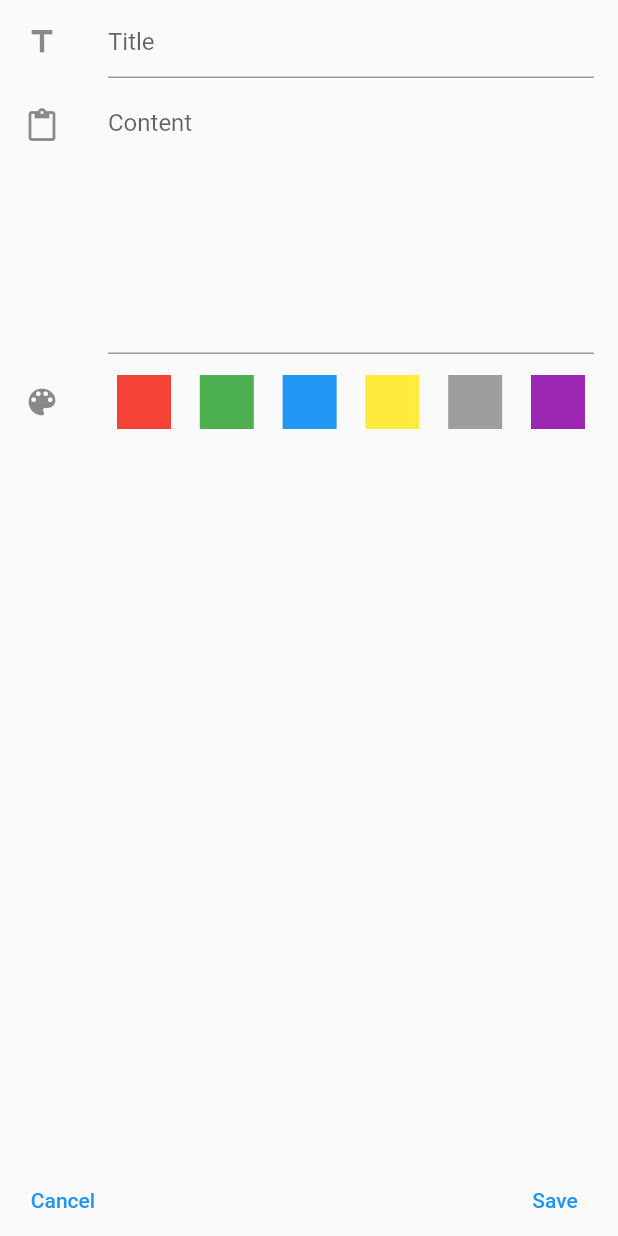
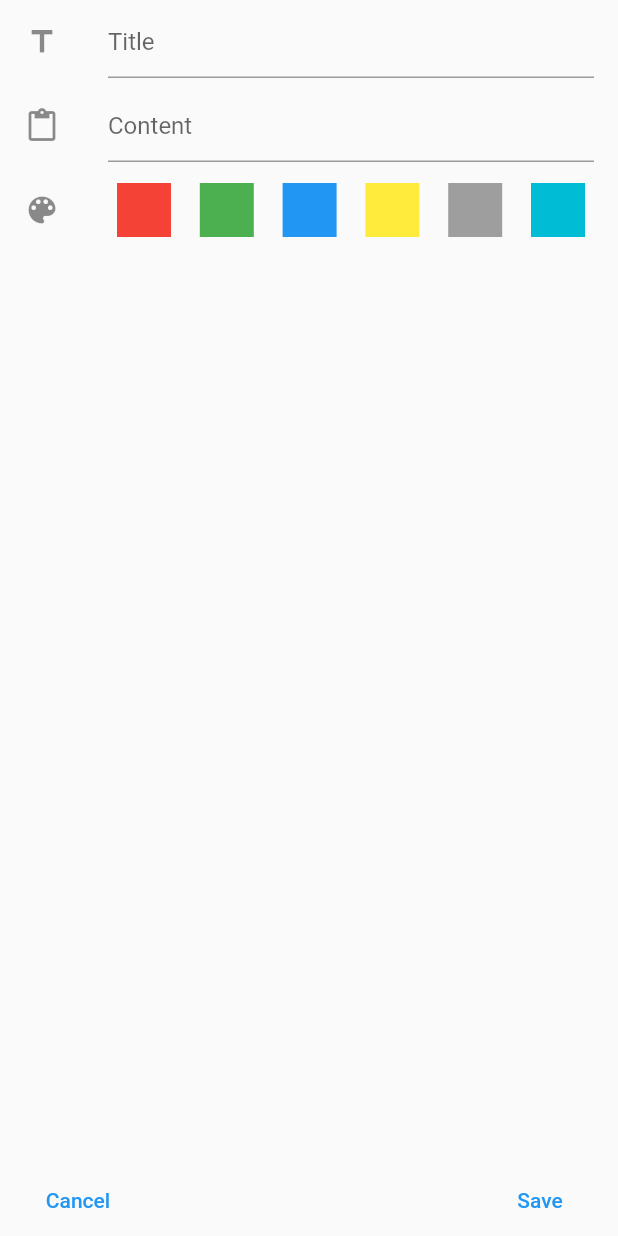
Before and after one commit to Dilog78/Notes, a Flutter app: the NotesEntry screen opened directly, on a phone screen of 412 x 824 dp. Run offline on Flutter 3.47's test engine with Material 2 defaults, Android fonts, the phone set to English and light mode, and no system bars; our stand-ins replace flutter_slidable, sqflite; accounts and stored records are empty.

Commit message:
fix a mistake

```diff
--- a/lib/main.dart
+++ b/lib/main.dart
@@ -16,7 +16,7 @@ void main() {
 }
 
 class NotesBook extends StatelessWidget {
-
+  @override
   Widget build(BuildContext inContext) {
     return MaterialApp(
       home: DefaultTabController(
--- a/lib/notes/NotesEntry.dart
+++ b/lib/notes/NotesEntry.dart
@@ -11,10 +11,7 @@ class NotesEntry extends StatelessWidget {
 
   final GlobalKey<FormState> _formKey = GlobalKey<FormState>();
 
-  /// Constructor.
   NotesEntry() {
-    print("## NotesEntry.constructor");
-
     _titleEditingController.addListener(() {
       notesModel.entityBeingEdited.title = _titleEditingController.text;
     });
@@ -24,8 +21,6 @@ class NotesEntry extends StatelessWidget {
   }
 
   Widget build(BuildContext inContext) {
-    print("## NotesEntry.build()");
-
     if (notesModel.entityBeingEdited != null) {
       _titleEditingController.text = notesModel.entityBeingEdited.title;
       _contentEditingController.text = notesModel.entityBeingEdited.content;
@@ -37,17 +32,17 @@ class NotesEntry extends StatelessWidget {
             (BuildContext inContext, Widget inChild, NotesModel inModel) {
           return Scaffold(
               bottomNavigationBar: Padding(
-                  padding: EdgeInsets.symmetric(vertical: 0, horizontal: 10),
+                  padding: EdgeInsets.symmetric(vertical: 0, horizontal: 20),
                   child: Row(children: [
                     TextButton(
-                        child: Text("Cancel"),
+                        child: Text('Cancel'),
                         onPressed: () {
                           FocusScope.of(inContext).requestFocus(FocusNode());
                           inModel.setStackIndex(0);
                         }),
                     Spacer(),
                     TextButton(
-                        child: Text("Save"),
+                        child: Text('Save'),
                         onPressed: () async {
                           await _save(inContext, notesModel);
                         })
@@ -58,11 +53,11 @@ class NotesEntry extends StatelessWidget {
                     ListTile(
                         leading: Icon(Icons.title),
                         title: TextFormField(
-                            decoration: InputDecoration(hintText: "Title"),
+                            decoration: InputDecoration(hintText: 'Title'),
                             controller: _titleEditingController,
                             validator: (String inValue) {
                               if (inValue.length == 0) {
-                                return "Please enter a title";
+                                return 'Please enter a title';
                               }
                               return null;
                             })),
@@ -70,12 +65,13 @@ class NotesEntry extends StatelessWidget {
                         leading: Icon(Icons.content_paste),
                         title: TextFormField(
                             keyboardType: TextInputType.multiline,
-                            maxLines: 8,
-                            decoration: InputDecoration(hintText: "Content"),
+                            minLines: 1,
+                            maxLines: 10,
+                            decoration: InputDecoration(hintText: 'Content'),
                             controller: _contentEditingController,
                             validator: (String inValue) {
                               if (inValue.length == 0) {
-                                return "Please enter content";
+                                _contentEditingController.text = '';
                               }
                               return null;
                             })),
@@ -89,13 +85,13 @@ class NotesEntry extends StatelessWidget {
                                               color: Colors.red, width: 18) +
                                           Border.all(
                                               width: 6,
-                                              color: notesModel.color == "red"
+                                              color: notesModel.color == 'red'
                                                   ? Colors.red
                                                   : Theme.of(inContext)
                                                       .canvasColor))),
                               onTap: () {
-                                notesModel.entityBeingEdited.color = "red";
-                                notesModel.setColor("red");
+                                notesModel.entityBeingEdited.color = 'red';
+                                notesModel.setColor('red');
                               }),
                           Spacer(),
                           GestureDetector(
@@ -105,13 +101,13 @@ class NotesEntry extends StatelessWidget {
                                               color: Colors.green, width: 18) +
                                           Border.all(
                                               width: 6,
-                                              color: notesModel.color == "green"
+                                              color: notesModel.color == 'green'
                                                   ? Colors.green
                                                   : Theme.of(inContext)
                                                       .canvasColor))),
                               onTap: () {
-                                notesModel.entityBeingEdited.color = "green";
-                                notesModel.setColor("green");
+                                notesModel.entityBeingEdited.color = 'green';
+                                notesModel.setColor('green');
                               }),
                           Spacer(),
                           GestureDetector(
@@ -121,13 +117,13 @@ class NotesEntry extends StatelessWidget {
                                               color: Colors.blue, width: 18) +
                                           Border.all(
                                               width: 6,
-                                              color: notesModel.color == "blue"
+                                              color: notesModel.color == 'blue'
                                                   ? Colors.blue
                                                   : Theme.of(inContext)
                                                       .canvasColor))),
                               onTap: () {
-                                notesModel.entityBeingEdited.color = "blue";
-                                notesModel.setColor("blue");
+                                notesModel.entityBeingEdited.color = 'blue';
+                                notesModel.setColor('blue');
                               }),
                           Spacer(),
                           GestureDetector(
@@ -138,13 +134,13 @@ class NotesEntry extends StatelessWidget {
                                           Border.all(
                                               width: 6,
                                               color:
-                                                  notesModel.color == "yellow"
+                                                  notesModel.color == 'yellow'
                                                       ? Colors.yellow
                                                       : Theme.of(inContext)
                                                           .canvasColor))),
                               onTap: () {
-                                notesModel.entityBeingEdited.color = "yellow";
-                                notesModel.setColor("yellow");
+                                notesModel.entityBeingEdited.color = 'yellow';
+                                notesModel.setColor('yellow');
                               }),
                           Spacer(),
                           GestureDetector(
@@ -154,30 +150,30 @@ class NotesEntry extends StatelessWidget {
                                               color: Colors.grey, width: 18) +
                                           Border.all(
                                               width: 6,
-                                              color: notesModel.color == "grey"
+                                              color: notesModel.color == 'grey'
                                                   ? Colors.grey
                                                   : Theme.of(inContext)
                                                       .canvasColor))),
                               onTap: () {
-                                notesModel.entityBeingEdited.color = "grey";
-                                notesModel.setColor("grey");
+                                notesModel.entityBeingEdited.color = 'grey';
+                                notesModel.setColor('grey');
                               }),
                           Spacer(),
                           GestureDetector(
                               child: Container(
                                   decoration: ShapeDecoration(
                                       shape: Border.all(
-                                              color: Colors.purple, width: 18) +
+                                              color: Colors.cyan, width: 18) +
                                           Border.all(
                                               width: 6,
                                               color:
-                                                  notesModel.color == "purple"
-                                                      ? Colors.purple
+                                                  notesModel.color == 'cyan'
+                                                      ? Colors.cyan
                                                       : Theme.of(inContext)
                                                           .canvasColor))),
                               onTap: () {
-                                notesModel.entityBeingEdited.color = "purple";
-                                notesModel.setColor("purple");
+                                notesModel.entityBeingEdited.color = 'cyan';
+                                notesModel.setColor('cyan');
                               })
                         ]))
                   ])));
@@ -190,17 +186,15 @@ class NotesEntry extends StatelessWidget {
     }
 
     if (inModel.entityBeingEdited.id == null) {
-      print("## NotesEntry._save(): Creating: ${inModel.entityBeingEdited}");
       await NotesDBWorker.db.create(notesModel.entityBeingEdited);
     } else {
-      print("## NotesEntry._save(): Updating: ${inModel.entityBeingEdited}");
       await NotesDBWorker.db.update(notesModel.entityBeingEdited);
     }
-    notesModel.loadData("notes", NotesDBWorker.db);
+    notesModel.loadData('notes', NotesDBWorker.db);
     inModel.setStackIndex(0);
     ScaffoldMessenger.of(inContext).showSnackBar(SnackBar(
         backgroundColor: Colors.green,
         duration: Duration(seconds: 2),
-        content: Text("Note saved")));
+        content: Text('Note saved')));
   }
 }
--- a/pubspec.yaml
+++ b/pubspec.yaml
@@ -18,4 +18,4 @@ dev_dependencies:
   flutter_test:
     sdk: flutter
 flutter:
-uses-material-design: true
+  uses-material-design: true
```
Also changed, not shown: lib/notes/NotesDBWorker.dart (+4 -4 lines), lib/notes/NotesList.dart (+8 -8 lines).
